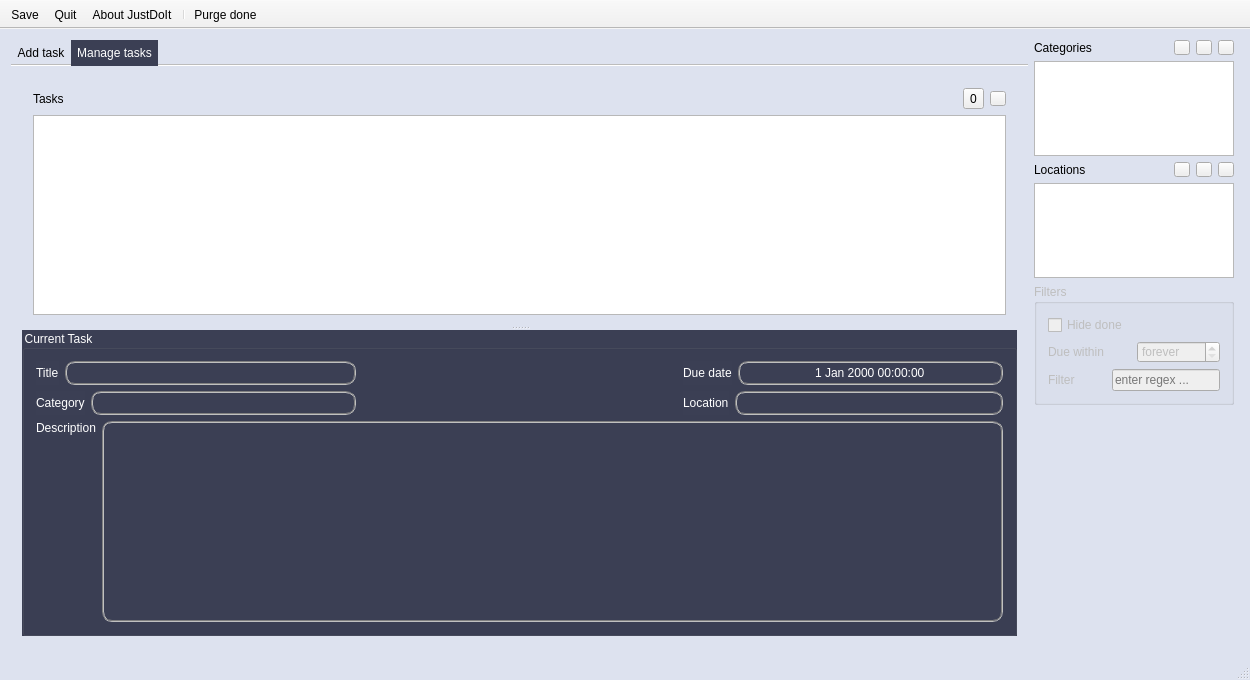
Old version of the form MainWindow.ui in the repository hheld/JustDoIt.
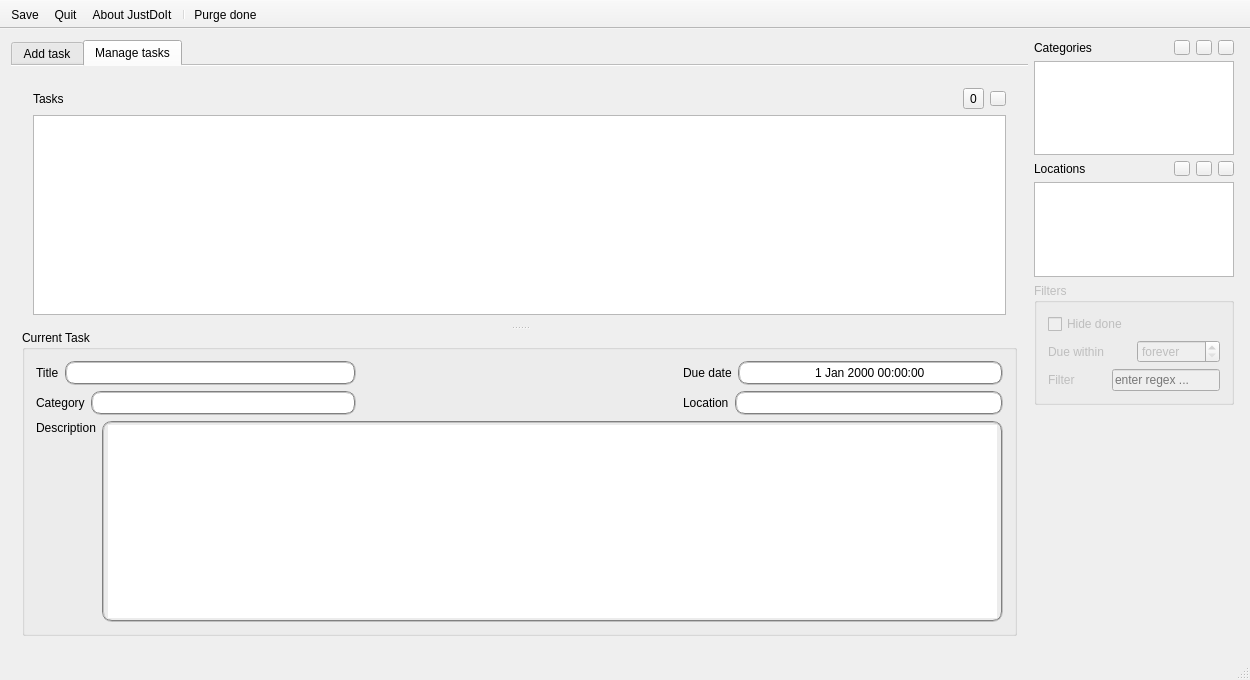
New version of the form. The open tabs and pages were chosen to show the change. Icons and pictures are not drawn. Custom widgets are drawn as their Qt base class.

Commit message:
Disabled all style settings. That way it looks more natural.
All style sheets are still there, only commented out.

Patch:
```diff
--- a/MainWindow.ui
+++ b/MainWindow.ui
@@ -18,10 +18,10 @@
     <normaloff>:/icons/res/app.svg</normaloff>:/icons/res/app.svg</iconset>
   </property>
   <property name="styleSheet">
-   <string notr="true">QMainWindow
+   <string notr="true">/*QMainWindow
 {
 	background-color: rgb(221, 226, 239);
-}</string>
+}*/</string>
   </property>
   <widget class="QWidget" name="centralWidget">
    <layout class="QGridLayout" name="gridLayout_4">
@@ -33,7 +33,7 @@
          <bool>false</bool>
         </property>
         <property name="styleSheet">
-         <string notr="true">QTabBar::tab
+         <string notr="true">/*QTabBar::tab
 {
   background: transparent;
   color: black;
@@ -44,7 +44,7 @@
 {
 	background-color: rgb(59, 63, 84);
 	color: white;
-}</string>
+}*/</string>
         </property>
         <property name="tabPosition">
          <enum>QTabWidget::North</enum>
@@ -406,8 +406,8 @@
               </sizepolicy>
              </property>
              <property name="styleSheet">
-              <string notr="true">background-color: rgb(59, 63, 84);
-color: rgb(255, 255, 255);</string>
+              <string notr="true">/*background-color: rgb(59, 63, 84);
+color: rgb(255, 255, 255);*/</string>
              </property>
              <property name="title">
               <string>Current Task</string>
```
Left out of the diff: 6 changed lines with no effect on the pictures.
